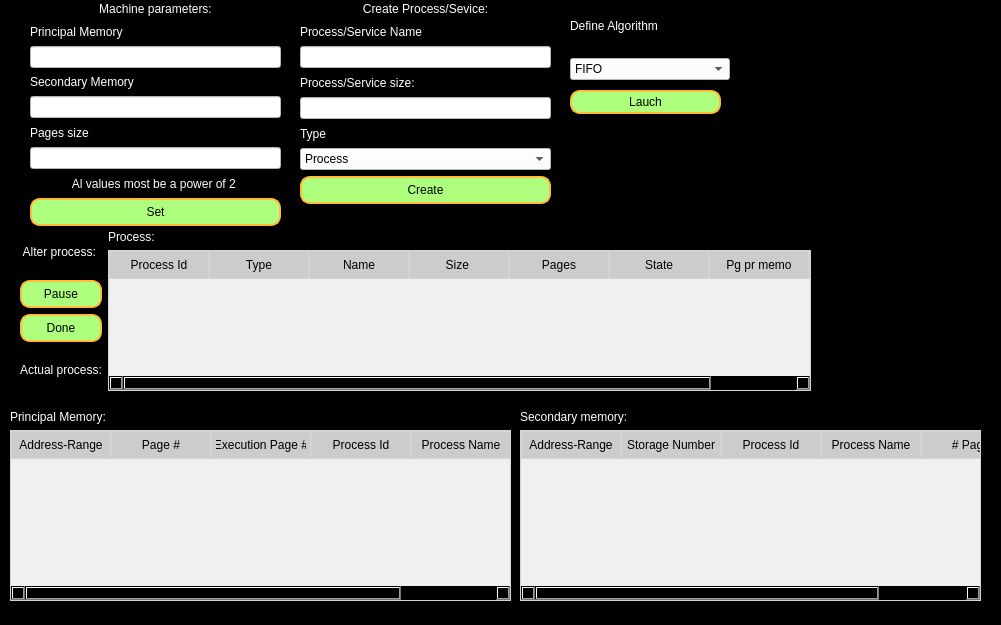
Above: mainInterface.ui from SebastianGranadosBarrantes/Tarea2SO-Brian_Sebastian_Jousten before the change. Below: the same form after it.
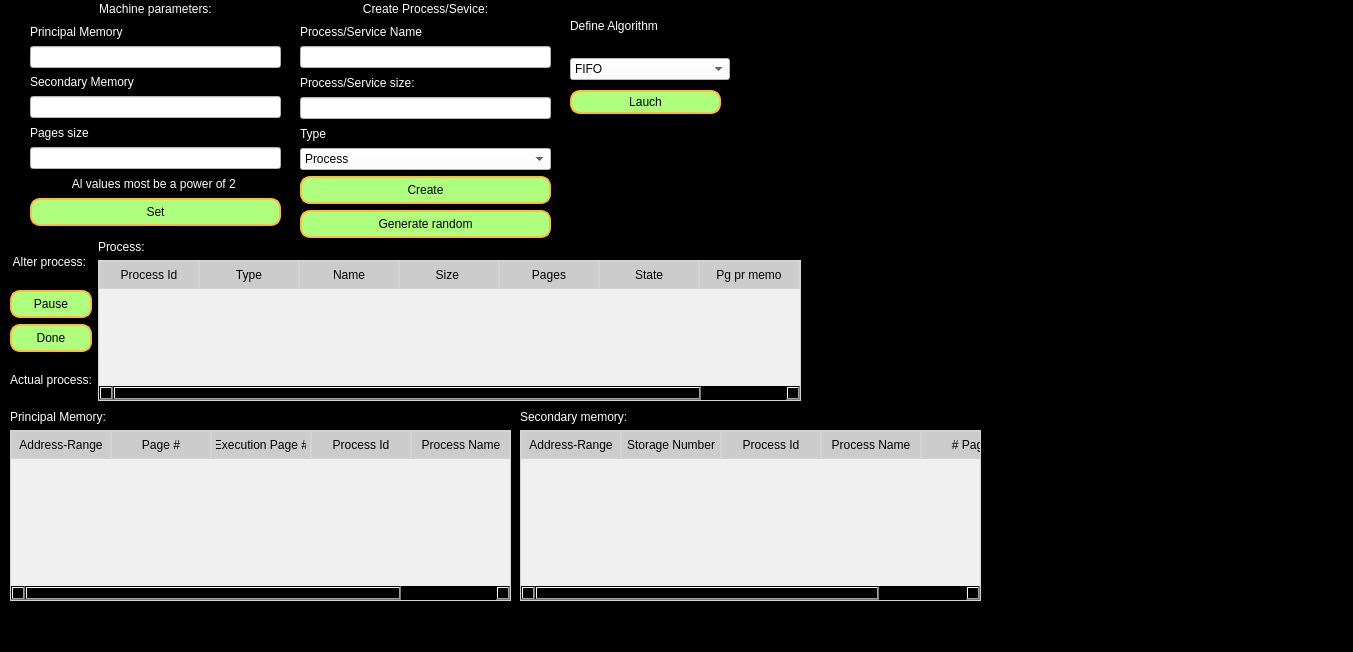
That is the form after the change.

Commit message: [ADD] button for random generation

Diff of the .ui file:
```diff
--- a/mainInterface.ui
+++ b/mainInterface.ui
@@ -6,8 +6,8 @@
    <rect>
     <x>0</x>
     <y>0</y>
-    <width>1001</width>
-    <height>625</height>
+    <width>1353</width>
+    <height>652</height>
    </rect>
   </property>
   <property name="windowTitle">
@@ -151,7 +151,7 @@
       <x>300</x>
       <y>0</y>
       <width>251</width>
-      <height>204</height>
+      <height>238</height>
      </rect>
     </property>
     <layout class="QVBoxLayout" name="verticalLayout_3">
@@ -213,13 +213,20 @@
        </property>
       </widget>
      </item>
+     <item>
+      <widget class="QPushButton" name="btnGenerateRandom">
+       <property name="text">
+        <string>Generate random</string>
+       </property>
+      </widget>
+     </item>
     </layout>
    </widget>
    <widget class="QWidget" name="horizontalLayoutWidget">
     <property name="geometry">
      <rect>
-      <x>20</x>
-      <y>230</y>
+      <x>10</x>
+      <y>240</y>
       <width>791</width>
       <height>161</height>
      </rect>
```
The commit also changes 2 other files.
